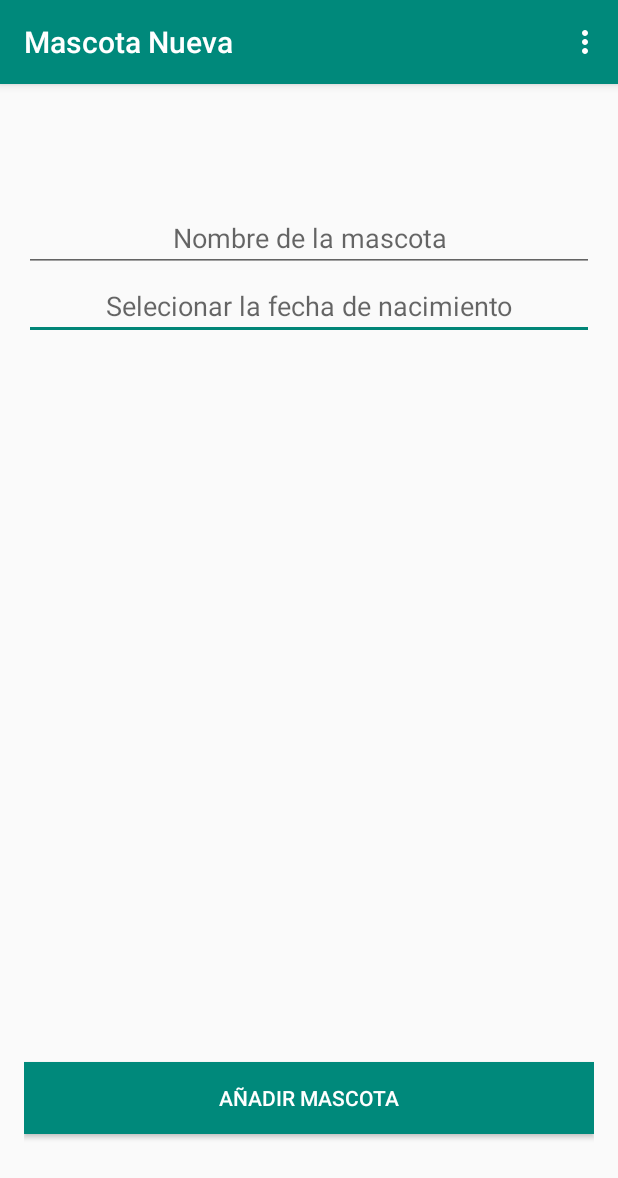
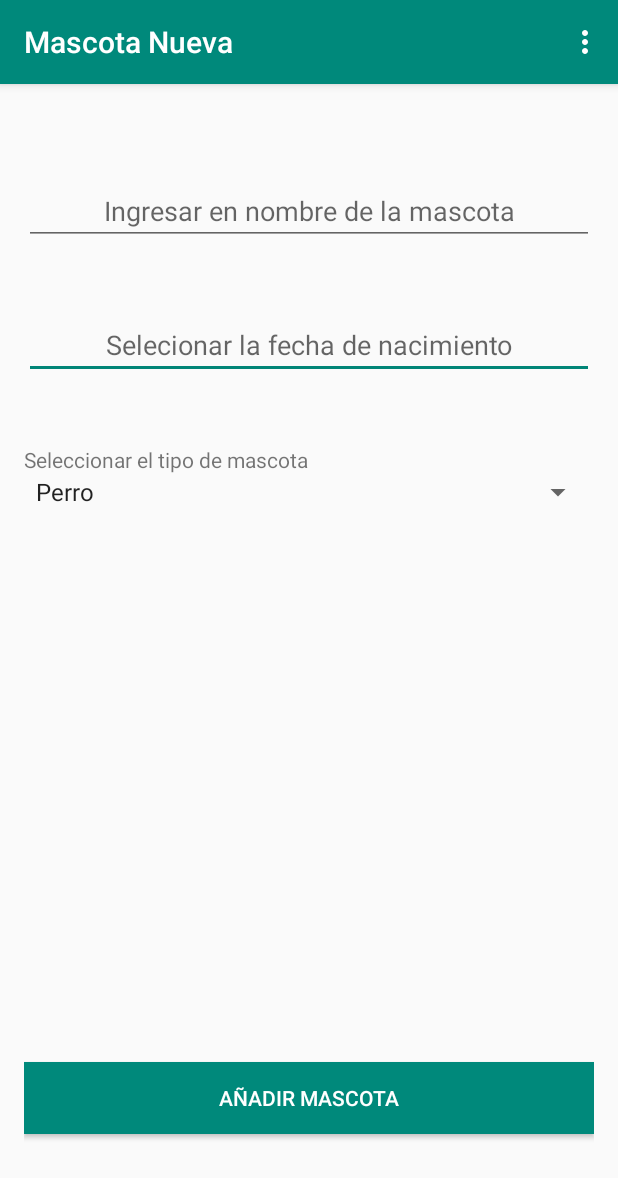
Before and after one commit to juanjo7g/Petted, an Android app: the MascotaNuevaActivity screen opened directly, with no data from a screen before it, on a phone screen of 412 x 824 dp. Shown: the top 1178 px of the screen. Run offline under Robolectric (Android 15) with nearby library versions, the phone set to English and light mode, and no system bars.

Commit message:
Cambios formulario nueva mascota.

```diff
--- a/app/src/main/AndroidManifest.xml
+++ b/app/src/main/AndroidManifest.xml
@@ -7,7 +7,8 @@
         android:icon="@mipmap/ic_launcher"
         android:label="@string/app_name"
         android:theme="@style/AppTheme"
-       >
+
+        >
         <activity
             android:name=".vista.MainActivity"
             android:label="@string/app_name">
--- a/app/src/main/java/co/edu/udea/pi/sjm/petted/vista/MascotaNuevaActivity.java
+++ b/app/src/main/java/co/edu/udea/pi/sjm/petted/vista/MascotaNuevaActivity.java
@@ -8,8 +8,10 @@ import android.text.InputType;
 import android.view.Menu;
 import android.view.MenuItem;
 import android.view.View;
+import android.widget.ArrayAdapter;
 import android.widget.DatePicker;
 import android.widget.EditText;
+import android.widget.Spinner;
 
 import java.text.SimpleDateFormat;
 import java.util.Calendar;
@@ -23,6 +25,8 @@ public class MascotaNuevaActivity extends AppCompatActivity {
     private EditText etFechaNacimiento;
     private DatePickerDialog electorDeFechaDialogo;
     private SimpleDateFormat formateadorDeFecha;
+    Spinner spinnerTipoMascota;
+    String[] tiposMascotas;
 
     @Override
     protected void onCreate(Bundle savedInstanceState) {
@@ -37,6 +41,16 @@ public class MascotaNuevaActivity extends AppCompatActivity {
         etFechaNacimiento.requestFocus();
 
         mostrarFecha();
+
+        spinnerTipoMascota = (Spinner) findViewById(R.id.spinnerTipoMascota);
+        ArrayAdapter<CharSequence> adapter;
+
+        adapter = ArrayAdapter.createFromResource(this, R.array.TiposDeMascotas,
+                android.R.layout.simple_spinner_item);
+
+        adapter.setDropDownViewResource(android.R.layout.simple_spinner_dropdown_item);
+
+        spinnerTipoMascota.setAdapter(adapter);
     }
 
     private void findViewsById() {
--- a/app/src/main/res/layout/activity_mascota_nueva.xml
+++ b/app/src/main/res/layout/activity_mascota_nueva.xml
@@ -9,36 +9,26 @@
     tools:context="co.edu.udea.pi.sjm.petted.vista.MascotaNuevaActivity">
 
     <EditText
-        android:id="@+id/etNombreMacota"
+        android:id="@+id/etNombreMascota"
         android:layout_width="match_parent"
         android:layout_height="wrap_content"
+        android:gravity="center"
+        android:hint="Ingresar en nombre de la mascota"
+        android:inputType="textCapWords"
+        android:layout_alignParentTop="true"
+        android:layout_centerHorizontal="true"
+        android:layout_marginTop="46dp" />
+
+    <EditText
+        android:id="@+id/etFechaNacimiento"
+        android:layout_width="match_parent"
+        android:layout_height="wrap_content"
+        android:gravity="center"
+        android:hint="Selecionar la fecha de nacimiento"
+        android:layout_marginTop="44dp"
+        android:layout_below="@+id/etNombreMascota"
         android:layout_alignParentLeft="true"
-        android:layout_alignParentStart="true"
-        android:layout_alignParentTop="true"
-        android:layout_marginTop="64dp"
-        android:gravity="center"
-        android:hint="Nombre de la mascota"
-        android:inputType="textCapWords" />
-
-
-    <ScrollView
-        android:id="@+id/scrollView"
-        android:layout_width="match_parent"
-        android:layout_height="match_parent"
-        android:fillViewport="false">
-
-        <LinearLayout
-            android:layout_width="match_parent"
-            android:layout_height="wrap_content"
-            android:orientation="vertical">
-
-            <TextView
-                android:id="@+id/info"
-                android:layout_width="match_parent"
-                android:layout_height="wrap_content" />
-
-        </LinearLayout>
-    </ScrollView>
+        android:layout_alignParentStart="true" />
 
     <Button
         android:id="@+id/btnAgregarMascotar"
@@ -54,14 +44,22 @@
         android:text="@string/btn_agregar_mascota"
         android:textColor="@color/blanco" />
 
-    <EditText
-        android:id="@+id/etFechaNacimiento"
+    <TextView
+        android:id="@+id/textView"
+        android:layout_width="wrap_content"
+        android:layout_height="wrap_content"
+        android:text="Seleccionar el tipo de mascota"
+        android:layout_below="@+id/etFechaNacimiento"
+        android:layout_alignParentLeft="true"
+        android:layout_alignParentStart="true"
+        android:layout_marginTop="44dp" />
+
+    <Spinner
+        android:id="@+id/spinnerTipoMascota"
         android:layout_width="match_parent"
         android:layout_height="wrap_content"
-        android:layout_alignParentEnd="true"
-        android:layout_alignParentRight="true"
-        android:layout_below="@+id/etNombreMacota"
         android:gravity="center"
-        android:hint="Selecionar la fecha de nacimiento" />
+        android:layout_below="@+id/textView"
+        android:layout_centerHorizontal="true" />
 
 </RelativeLayout>
--- a/app/src/main/res/values/strings.xml
+++ b/app/src/main/res/values/strings.xml
@@ -24,4 +24,12 @@
     <string name="btn_agregar_mascota">Añadir Mascota</string>
 
     <style name="etSeleccionarFechaNacimiento">Seleccionar la fecha de nacimiento</style>
+
+    <string-array name="TiposDeMascotas">
+        <item>Perro</item>
+        <item>Gato</item>
+        <item>Vaca</item>
+        <item>Caballo</item>
+        <item>Otro</item>
+    </string-array>
 </resources>
```
